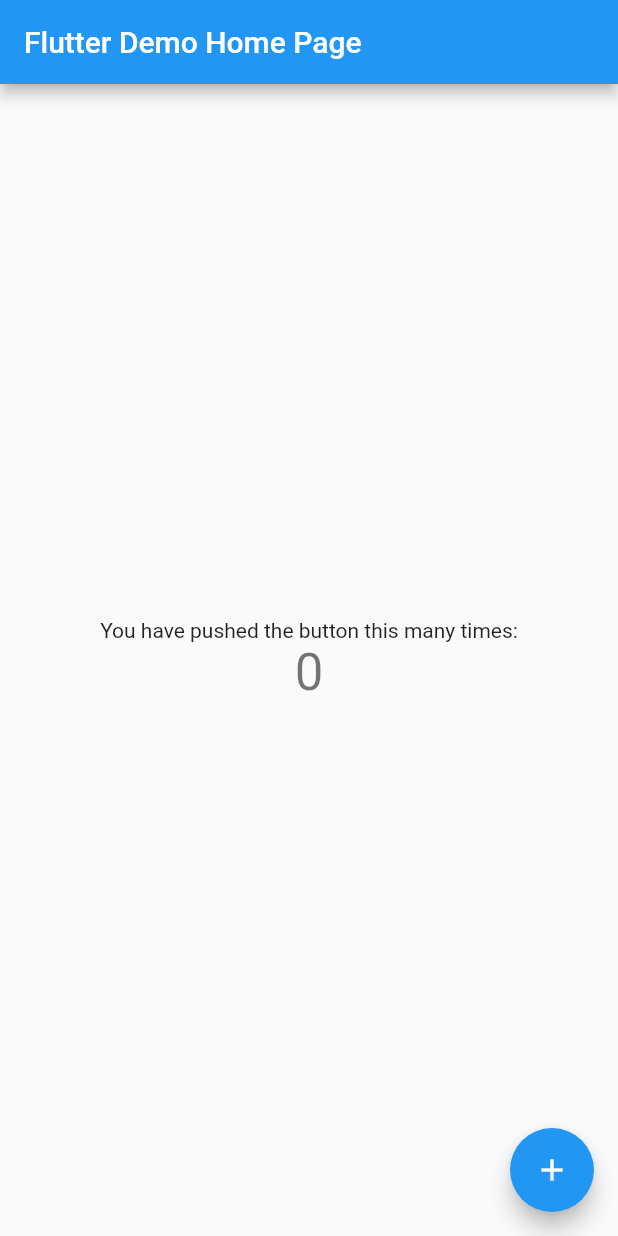
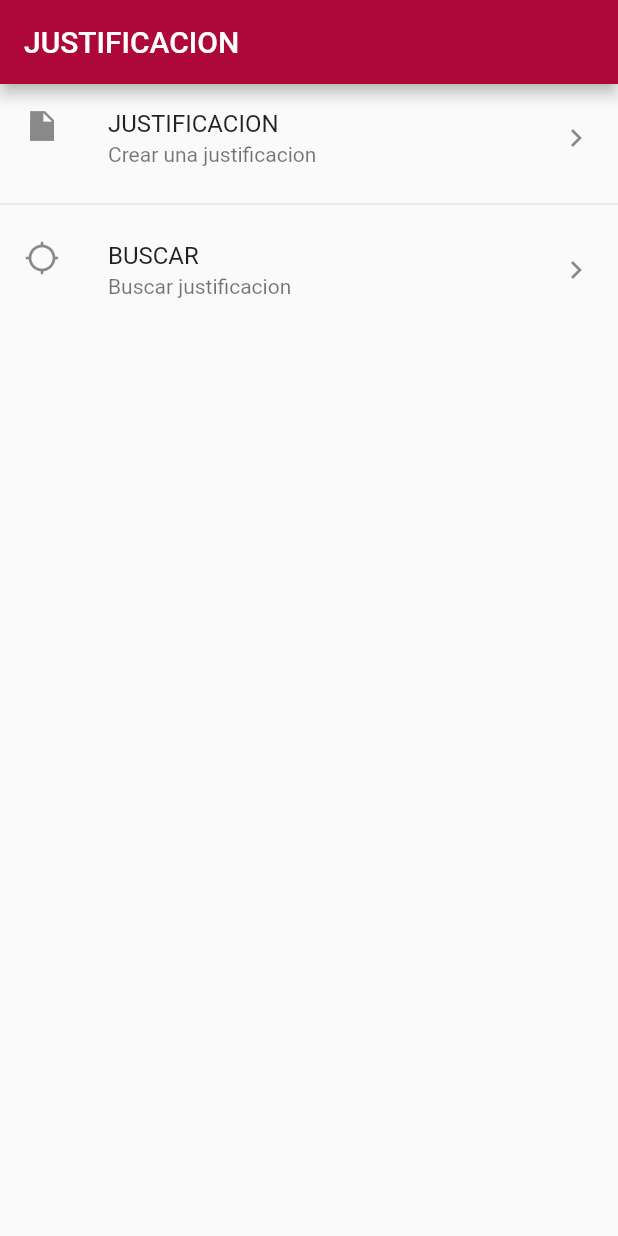
Before and after one commit to edwinperez16/AppJustificacion, a Flutter app: the screen it shows after launch, on a phone screen of 412 x 824 dp. Run offline on Flutter 3.47's test engine with Material 2 defaults, Android fonts, the phone set to English and light mode, and no system bars.

Commit message:
HomePage

```diff
--- a/app_justificacion/lib/main.dart
+++ b/app_justificacion/lib/main.dart
@@ -1,115 +1,24 @@
+import 'package:app_justificacion/src/pages/home_page.dart';
 import 'package:flutter/material.dart';
 
-void main() {
-  runApp(const MyApp());
-}
+
+void main()=> runApp(MyApp());
 
 class MyApp extends StatelessWidget {
-  const MyApp({super.key});
 
-  // This widget is the root of your application.
   @override
   Widget build(BuildContext context) {
     return MaterialApp(
-      title: 'Flutter Demo',
-      theme: ThemeData(
-        // This is the theme of your application.
-        //
-        // Try running your application with "flutter run". You'll see the
-        // application has a blue toolbar. Then, without quitting the app, try
-        // changing the primarySwatch below to Colors.green and then invoke
-        // "hot reload" (press "r" in the console where you ran "flutter run",
-        // or simply save your changes to "hot reload" in a Flutter IDE).
-        // Notice that the counter didn't reset back to zero; the application
-        // is not restarted.
-        primarySwatch: Colors.blue,
+      title:'JUSTIFICACION',
+      debugShowCheckedModeBanner: false,
+      home: HomePage(),
+      theme: ThemeData.light().copyWith(
+        appBarTheme: AppBarTheme(
+        color: Color(0xFFAD0837),),
+
+
       ),
-      home: const MyHomePage(title: 'Flutter Demo Home Page'),
+
     );
   }
 }
-
-class MyHomePage extends StatefulWidget {
-  const MyHomePage({super.key, required this.title});
-
-  // This widget is the home page of your application. It is stateful, meaning
-  // that it has a State object (defined below) that contains fields that affect
-  // how it looks.
-
-  // This class is the configuration for the state. It holds the values (in this
-  // case the title) provided by the parent (in this case the App widget) and
-  // used by the build method of the State. Fields in a Widget subclass are
-  // always marked "final".
-
-  final String title;
-
-  @override
-  State<MyHomePage> createState() => _MyHomePageState();
-}
-
-class _MyHomePageState extends State<MyHomePage> {
-  int _counter = 0;
-
-  void _incrementCounter() {
-    setState(() {
-      // This call to setState tells the Flutter framework that something has
-      // changed in this State, which causes it to rerun the build method below
-      // so that the display can reflect the updated values. If we changed
-      // _counter without calling setState(), then the build method would not be
-      // called again, and so nothing would appear to happen.
-      _counter++;
-    });
-  }
-
-  @override
-  Widget build(BuildContext context) {
-    // This method is rerun every time setState is called, for instance as done
-    // by the _incrementCounter method above.
-    //
-    // The Flutter framework has been optimized to make rerunning build methods
-    // fast, so that you can just rebuild anything that needs updating rather
-    // than having to individually change instances of widgets.
-    return Scaffold(
-      appBar: AppBar(
-        // Here we take the value from the MyHomePage object that was created by
-        // the App.build method, and use it to set our appbar title.
-        title: Text(widget.title),
-      ),
-      body: Center(
-        // Center is a layout widget. It takes a single child and positions it
-        // in the middle of the parent.
-        child: Column(
-          // Column is also a layout widget. It takes a list of children and
-          // arranges them vertically. By default, it sizes itself to fit its
-          // children horizontally, and tries to be as tall as its parent.
-          //
-          // Invoke "debug painting" (press "p" in the console, choose the
-          // "Toggle Debug Paint" action from the Flutter Inspector in Android
-          // Studio, or the "Toggle Debug Paint" command in Visual Studio Code)
-          // to see the wireframe for each widget.
-          //
-          // Column has various properties to control how it sizes itself and
-          // how it positions its children. Here we use mainAxisAlignment to
-          // center the children vertically; the main axis here is the vertical
-          // axis because Columns are vertical (the cross axis would be
-          // horizontal).
-          mainAxisAlignment: MainAxisAlignment.center,
-          children: <Widget>[
-            const Text(
-              'You have pushed the button this many times:',
-            ),
-            Text(
-              '$_counter',
-              style: Theme.of(context).textTheme.headlineMedium,
-            ),
-          ],
-        ),
-      ),
-      floatingActionButton: FloatingActionButton(
-        onPressed: _incrementCounter,
-        tooltip: 'Increment',
-        child: const Icon(Icons.add),
-      ), // This trailing comma makes auto-formatting nicer for build methods.
-    );
-  }
-}
--- /dev/null
+++ b/app_justificacion/lib/src/pages/home_page.dart
@@ -0,0 +1,46 @@
+import 'package:flutter/material.dart';
+
+//import 'buscador.dart';
+//import 'crear_justificacion.dart';
+
+class HomePage extends StatelessWidget {
+
+  @override
+  Widget build(BuildContext context) {
+    return Scaffold(
+      appBar: AppBar(
+        title: Text('JUSTIFICACION'),
+      ),
+      body: ListView(
+        children: <Widget>[
+         ListTile(
+           title: Text('JUSTIFICACION'),
+           subtitle: Text('Crear una justificacion'),
+           leading: Icon(Icons.insert_drive_file_sharp),
+           trailing: Icon(Icons.keyboard_arrow_right),
+    //       onTap: () {Navigator.push(
+    //  context,
+    //  MaterialPageRoute(builder: (context) => FormularioPage()),
+    //);
+
+           //},
+         ),
+          Divider(),
+
+          ListTile(
+            title: Text('BUSCAR'),
+            subtitle: Text('Buscar justificacion'),
+            leading: Icon(Icons.location_searching_rounded),
+            trailing: Icon(Icons.keyboard_arrow_right),
+            //onTap: (){Navigator.push(
+    //  context,
+    //  MaterialPageRoute(builder: (context) => BuscadorPage()),
+    //);},
+
+          ),
+
+        ],
+      ),
+    );
+  }
+}
```
Also changed, not shown: 1 other file.
